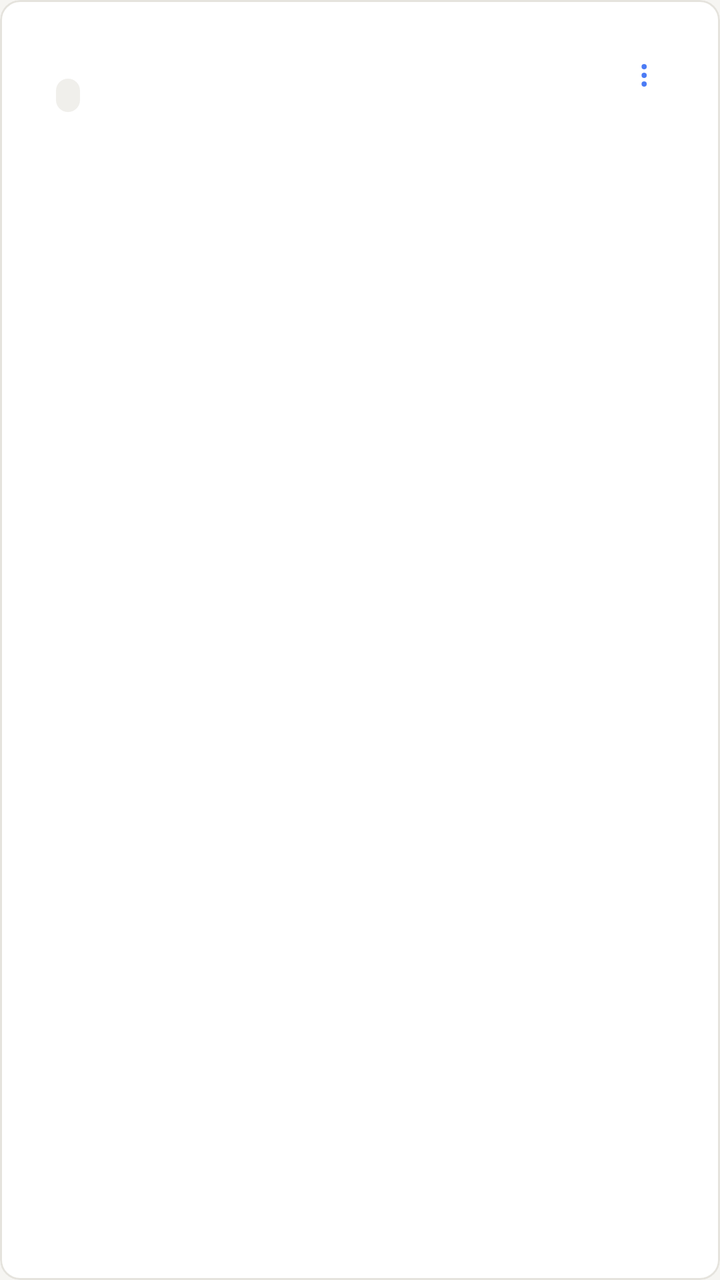
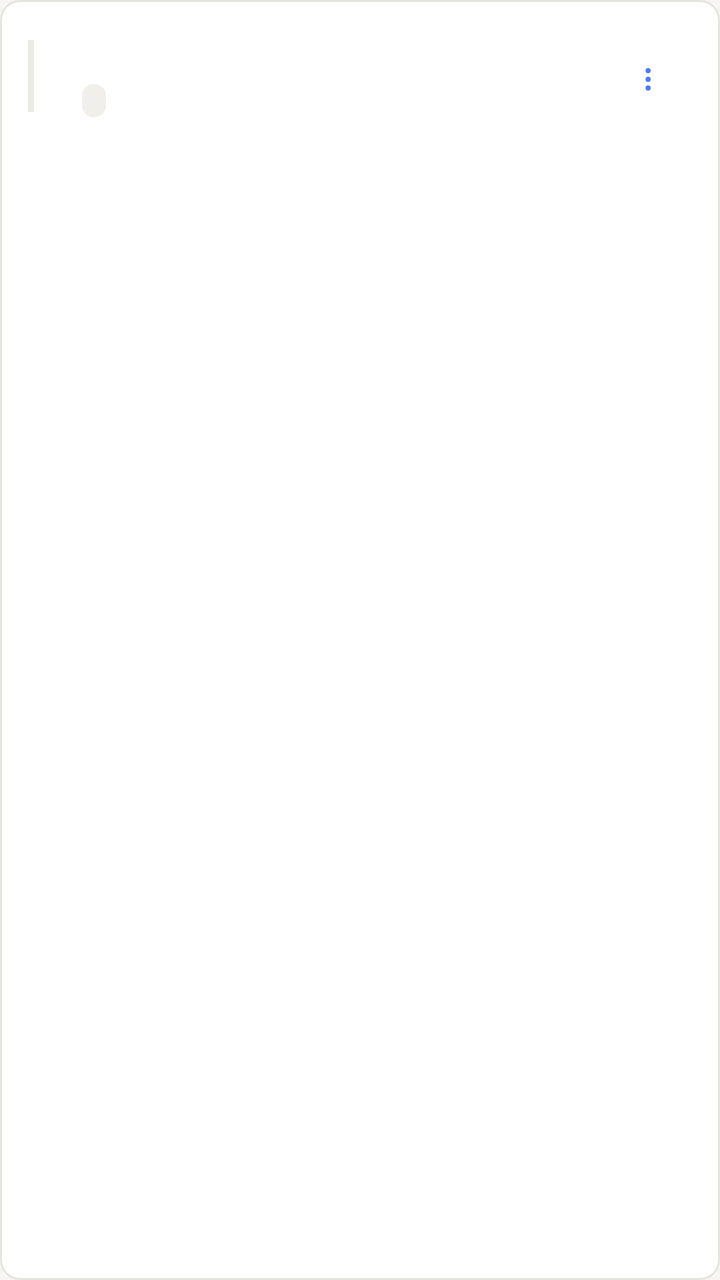

An Android layout rendered at two revisions. The XML below is the earlier revision; the diff shows what the commit changed to produce the second picture.
<!-- AndroidManifest.xml: application theme AppTheme -->
<!-- res/layout/item_session.xml -->
<?xml version="1.0" encoding="utf-8"?>
<com.google.android.material.card.MaterialCardView
    xmlns:android="http://schemas.android.com/apk/res/android"
    xmlns:app="http://schemas.android.com/apk/res-auto"
    android:layout_width="match_parent"
    android:layout_height="wrap_content"
    android:layout_marginBottom="6dp"
    app:cardCornerRadius="10dp"
    app:cardElevation="0dp"
    app:strokeColor="?attr/colorOutline"
    app:strokeWidth="1dp"
    app:cardBackgroundColor="?attr/colorSurface"
    android:foreground="?android:attr/selectableItemBackground">

    <LinearLayout
        android:layout_width="match_parent"
        android:layout_height="wrap_content"
        android:orientation="horizontal"
        android:paddingTop="14dp"
        android:paddingBottom="14dp"
        android:paddingLeft="16dp"
        android:paddingRight="16dp"
        android:gravity="center_vertical">

        <LinearLayout
            android:layout_width="0dp"
            android:layout_height="wrap_content"
            android:layout_weight="1"
            android:orientation="vertical">

            <TextView
                android:id="@+id/session_title"
                android:layout_width="match_parent"
                android:layout_height="wrap_content"
                android:textSize="15sp"
                android:textStyle="bold"
                android:textColor="?attr/colorOnSurface"
                android:maxLines="1"
                android:ellipsize="end" />

            <LinearLayout
                android:layout_width="wrap_content"
                android:layout_height="wrap_content"
                android:orientation="horizontal"
                android:layout_marginTop="3dp"
                android:gravity="center_vertical">

                <TextView
                    android:id="@+id/session_date"
                    android:layout_width="wrap_content"
                    android:layout_height="wrap_content"
                    android:textSize="12sp"
                    android:textColor="?attr/colorOnSurfaceVariant" />

                <TextView
                    android:id="@+id/session_status"
                    android:layout_width="wrap_content"
                    android:layout_height="wrap_content"
                    android:layout_marginLeft="6dp"
                    android:layout_marginStart="6dp"
                    android:drawablePadding="4dp"
                    android:gravity="center_vertical"
                    android:textSize="12sp"
                    android:textColor="?attr/colorOnSurfaceVariant" />

                <TextView
                    android:id="@+id/session_msgs"
                    android:layout_width="wrap_content"
                    android:layout_height="wrap_content"
                    android:layout_marginLeft="6dp"
                    android:layout_marginStart="6dp"
                    android:background="@drawable/bg_chip"
                    android:paddingLeft="6dp"
                    android:paddingRight="6dp"
                    android:paddingTop="1dp"
                    android:paddingBottom="1dp"
                    android:gravity="center_vertical"
                    android:textSize="11sp"
                    android:textColor="?attr/colorOnSurfaceVariant" />
            </LinearLayout>
        </LinearLayout>

        <com.google.android.material.button.MaterialButton
            android:id="@+id/session_more"
            android:layout_width="44dp"
            android:layout_height="44dp"
            android:insetLeft="0dp"
            android:insetTop="0dp"
            android:insetRight="0dp"
            android:insetBottom="0dp"
            android:minWidth="0dp"
            android:minHeight="0dp"
            android:text="⋮"
            android:textSize="18sp"
            style="@style/Widget.App.Button.Text" />

    </LinearLayout>
</com.google.android.material.card.MaterialCardView>
<!-- resources referenced by this layout -->
<resources>
  <!-- drawable bg_chip (drawable) -->
  <?xml version="1.0" encoding="utf-8"?>
  <shape xmlns:android="http://schemas.android.com/apk/res/android" android:shape="rectangle">
      <solid android:color="@color/surface_variant" />
      <corners android:radius="6dp" />
  </shape>
  <style name="Widget.App.Button.Text" parent="Widget.Material3.Button.TextButton">
          <item name="cornerRadius">10dp</item>
          <item name="android:textSize">13sp</item>
          <item name="android:textAllCaps">false</item>
          <item name="rippleColor">?attr/colorOutlineVariant</item>
      </style>
  <style name="AppTheme" parent="Theme.Material3.Light.NoActionBar">
          <item name="colorPrimary">@color/acc_default</item>
          <item name="colorOnPrimary">@color/acc_on</item>
          <item name="colorPrimaryContainer">@color/acc_default_c</item>
          <item name="colorOnPrimaryContainer">@color/acc_default_c_on</item>
          <item name="colorSecondary">@color/acc_default</item>
          <item name="colorOnSecondary">@color/acc_on</item>
          <item name="colorSecondaryContainer">@color/acc_default_c</item>
          <item name="colorOnSecondaryContainer">@color/acc_default_c_on</item>
  
          <item name="android:colorBackground">@color/background</item>
          <item name="android:windowBackground">@color/background</item>
          <item name="colorSurface">@color/surface</item>
          <item name="colorOnSurface">@color/on_surface</item>
          <item name="colorSurfaceVariant">@color/surface_variant</item>
          <item name="colorOnSurfaceVariant">@color/on_surface_variant</item>
          <item name="colorOutline">@color/outline</item>
          <item name="colorOutlineVariant">@color/hairline</item>
          <item name="colorError">@color/error</item>
          <item name="colorOnError">#FFFFFF</item>
  
          <item name="android:statusBarColor">@color/background</item>
          <item name="android:windowLightStatusBar">true</item>
          <item name="android:navigationBarColor">@color/background</item>
  
          
          <item name="materialButtonStyle">@style/Widget.App.Button</item>
          <item name="materialButtonOutlinedStyle">@style/Widget.App.Button.Outline</item>
      </style>
  <color name="surface_variant">#F0EFEB</color>
  <color name="acc_default">#4B7BF5</color>
  <color name="acc_on">#FFFFFF</color>
  <color name="acc_default_c">#E7EDFD</color>
  <color name="acc_default_c_on">#14284B</color>
  <color name="background">#F6F5F2</color>
  <color name="surface">#FFFFFF</color>
  <color name="on_surface">#1B1B1B</color>
  <color name="on_surface_variant">#575652</color>
  <color name="outline">#E5E3DD</color>
  <color name="hairline">#ECEAE4</color>
  <color name="error">#C2373B</color>
  <style name="Widget.App.Button" parent="Widget.Material3.Button">
          <item name="cornerRadius">10dp</item>
          <item name="android:textSize">14sp</item>
          <item name="android:textAllCaps">false</item>
          <item name="elevation">0dp</item>
      </style>
  <style name="Widget.App.Button.Outline" parent="Widget.Material3.Button.OutlinedButton">
          <item name="cornerRadius">10dp</item>
          <item name="android:textSize">14sp</item>
          <item name="android:textAllCaps">false</item>
      </style>
</resources>

<!-- the commit's change to res/layout/item_session.xml (unified diff, before → after) -->
@@ -16,24 +16,34 @@
         android:layout_width="match_parent"
         android:layout_height="wrap_content"
         android:orientation="horizontal"
-        android:paddingTop="14dp"
-        android:paddingBottom="14dp"
-        android:paddingLeft="16dp"
-        android:paddingRight="16dp"
+        android:paddingTop="16dp"
+        android:paddingBottom="16dp"
+        android:paddingLeft="14dp"
+        android:paddingRight="14dp"
         android:gravity="center_vertical">
+
+        
+        <View
+            android:id="@+id/session_status_bar"
+            android:layout_width="3dp"
+            android:layout_height="36dp"
+            android:background="@color/hairline" />
 
         <LinearLayout
             android:layout_width="0dp"
             android:layout_height="wrap_content"
             android:layout_weight="1"
-            android:orientation="vertical">
+            android:orientation="vertical"
+            android:paddingStart="12dp"
+            android:paddingLeft="12dp">
 
             <TextView
                 android:id="@+id/session_title"
                 android:layout_width="match_parent"
                 android:layout_height="wrap_content"
-                android:textSize="15sp"
+                android:textSize="16sp"
                 android:textStyle="bold"
+                android:letterSpacing="0.1"
                 android:textColor="?attr/colorOnSurface"
                 android:maxLines="1"
                 android:ellipsize="end" />
<!-- resource entries referenced after the edit -->
@@ -1,5 +1,6 @@
 <!-- resources referenced by this layout -->
 <resources>
+  <color name="hairline">#ECEAE4</color>
   <!-- drawable bg_chip (drawable) -->
   <?xml version="1.0" encoding="utf-8"?>
   <shape xmlns:android="http://schemas.android.com/apk/res/android" android:shape="rectangle">
@@ -51,7 +52,6 @@
   <color name="on_surface">#1B1B1B</color>
   <color name="on_surface_variant">#575652</color>
   <color name="outline">#E5E3DD</color>
-  <color name="hairline">#ECEAE4</color>
   <color name="error">#C2373B</color>
   <style name="Widget.App.Button" parent="Widget.Material3.Button">
           <item name="cornerRadius">10dp</item>
